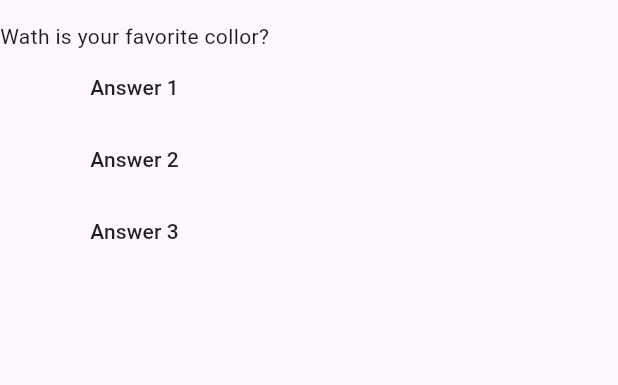
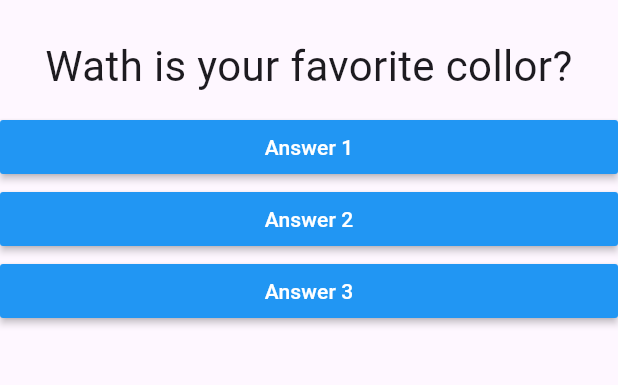
Before and after one commit to f3lipems/quizz, a Flutter app: the screen it shows after launch, on a phone screen of 412 x 824 dp, the part 63-448 px from its top. Run offline on Flutter 3.47's test engine with Material 3 defaults, Android fonts, the phone set to English and light mode, and no system bars.

Commit message:
Added reply component

```diff
--- a/lib/main.dart
+++ b/lib/main.dart
@@ -1,5 +1,6 @@
 import 'package:flutter/material.dart';
 import './question.dart';
+import './reply.dart';
 
 void main() {
   runApp(const MainApp());
@@ -28,7 +29,7 @@ class _MainAppState extends State<MainApp> {
   Widget build(BuildContext context) {
     final questions = [
       'Wath is your favorite collor?',
-      'Wath is you favorite pet?'
+      'Wath is your favorite pet?'
     ];
 
     return MaterialApp(
@@ -39,18 +40,9 @@ class _MainAppState extends State<MainApp> {
         body: Column(
           children: [
             Question(questionText: questions.elementAt(_selectedAnswer)),
-            MaterialButton(
-              onPressed: _reply,
-              child: const Text('Answer 1'),
-            ),
-            MaterialButton(
-              onPressed: _reply,
-              child: Text('Answer 2'),
-            ),
-            MaterialButton(
-              onPressed: _reply,
-              child: Text('Answer 3'),
-            ),
+            Reply(replyLabel: 'Answer 1', onSelected: _reply),
+            Reply(replyLabel: 'Answer 2', onSelected: _reply),
+            Reply(replyLabel: 'Answer 3', onSelected: _reply),
           ],
         ),
       ),
--- a/lib/question.dart
+++ b/lib/question.dart
@@ -7,6 +7,15 @@ class Question extends StatelessWidget {
 
   @override
   Widget build(BuildContext context) {
-    return Text(questionText);
+    return Container(
+      width: double.infinity,
+      margin: EdgeInsets.all(10),
+      child: Text(
+
+        questionText,
+        style: TextStyle(fontSize: 28),
+        textAlign: TextAlign.center,
+      ),
+    );
   }
 }
--- /dev/null
+++ b/lib/reply.dart
@@ -0,0 +1,21 @@
+import 'package:flutter/material.dart';
+
+class Reply extends StatelessWidget {
+  const Reply({super.key, required this.replyLabel, required this.onSelected});
+
+  final String replyLabel;
+  final void Function() onSelected;
+
+  @override
+  Widget build(BuildContext context) {
+    return Container(
+      width: double.infinity,
+      child: MaterialButton(
+        color: Colors.blue,
+        textColor: Colors.white,
+        child: Text(replyLabel),
+        onPressed: onSelected,
+      ),
+    );
+  }
+}
```
